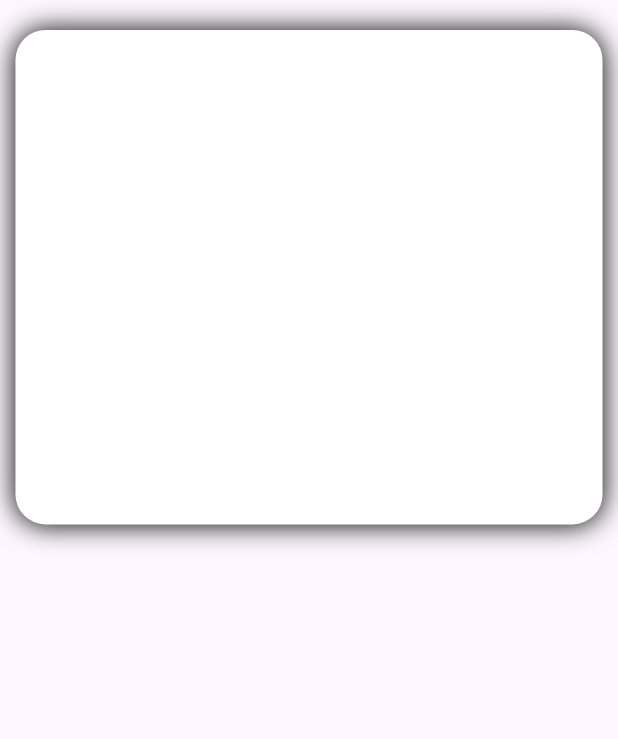
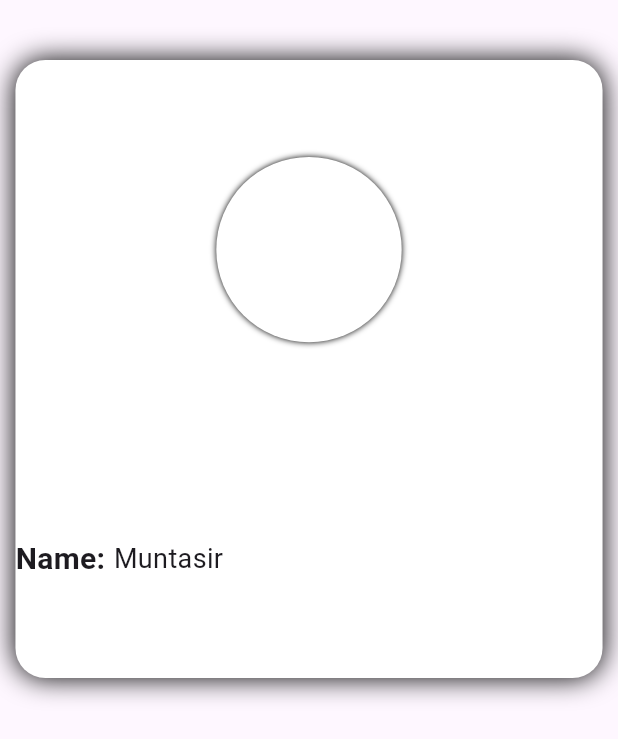
Before and after one commit to MdMuntasir/User_Data_Handle, a Flutter app: the DashBoard screen opened directly, on a phone screen of 412 x 824 dp. Shown: the top 739 px of the screen. Run offline on Flutter 3.47's test engine with Material 3 defaults, Android fonts, the phone set to English and light mode, and no system bars; our stand-ins replace cloud_firestore, firebase_auth, firebase_core; accounts and stored records are empty.

```diff
--- a/lib/DashBoardPage.dart
+++ b/lib/DashBoardPage.dart
@@ -1,5 +1,11 @@
+
+import 'package:cloud_firestore/cloud_firestore.dart';
+import 'package:firebase_auth/firebase_auth.dart';
+import 'package:firebase_core/firebase_core.dart';
 import 'package:flutter/cupertino.dart';
 import 'package:flutter/material.dart';
+import 'package:user_handle/UserInformation.dart';
+import 'package:user_handle/Widgets/UIHelper.dart';
 
 class DashBoard extends StatefulWidget {
   const DashBoard({super.key});
@@ -9,34 +15,83 @@ class DashBoard extends StatefulWidget {
 }
 
 class _DashBoardState extends State<DashBoard> {
-  String name = "", age = "", height = "", weight = "", email = "", picture ="";
-
+  String name = "Muntasir",
+      age = "20",
+      height = "184.5cm",
+      weight = "67kg",
+      email = "",
+      picture = "",
+      description = "";
+  List info = ["Test1", "Test2"];
+  List<Text> userinfo = [];
+  bool isEdit = false;
+  final user = FirebaseAuth.instance.currentUser;
 
   @override
   Widget build(BuildContext context) {
     double w = MediaQuery.of(context).size.width,
         h = MediaQuery.of(context).size.height;
 
+    TextEditingController nameController = TextEditingController();
+    TextEditingController ageController = TextEditingController();
+    TextEditingController heightController = TextEditingController();
+    TextEditingController weightController = TextEditingController();
+
+
+
+
+
+    info.forEach((element) {
+      if (userinfo.length < info.length) {
+        userinfo.add(Text(
+          element,
+          style: TextStyle(fontSize: 20, fontWeight: FontWeight.bold),
+        ));
+      }
+    });
+
+    Column UserInfo = Column(
+      mainAxisAlignment: MainAxisAlignment.spaceEvenly,
+      children: [
+        Container(
+          height: w * .3,
+          width: w * .3,
+          decoration: BoxDecoration(
+              shape: BoxShape.circle,
+              boxShadow: [
+                BoxShadow(
+                  blurRadius: 3,
+                )
+              ],
+              color: Colors.white),
+        ),
+        SizedBox(
+          height: h * .001,
+        ),
+        UiHelper.DashboardText(
+            context, nameController, "Name", "Muntasir", isEdit)
+      ],
+    );
+
     return Scaffold(
         body: Column(
       crossAxisAlignment: CrossAxisAlignment.center,
       children: [
         Padding(
-            padding: const EdgeInsets.only(top: 20),
+          padding: const EdgeInsets.symmetric(vertical: 40, horizontal: 10),
           child: Center(
             child: Container(
-                height: h*.4,
-                width: w*.95,
+                height: h * .5,
+                width: w * .95,
                 decoration: BoxDecoration(
                     color: Colors.white,
                     borderRadius: BorderRadius.circular(20),
-                  boxShadow: [BoxShadow(blurRadius: 15,spreadRadius: 0)]
+                    boxShadow: [BoxShadow(blurRadius: 15, spreadRadius: 0)]),
+                child: UserInfo),
           ),
         ),
-            ),
-          )
+        SizedBox(height: 20),
       ],
-      )
-    );
+    ));
   }
 }
--- a/lib/Widgets/UIHelper.dart
+++ b/lib/Widgets/UIHelper.dart
@@ -1,18 +1,21 @@
 import 'package:flutter/material.dart';
 
 class UiHelper{
-    static CustomTextField(TextEditingController controller, String text, IconData iconData, bool toHide){
+    static CustomTextField(TextEditingController controller, String text, double width, IconData? iconData, bool toHide){
         return Padding(
-          padding: const EdgeInsets.symmetric(vertical: 20, horizontal: 20),
+          padding: const EdgeInsets.symmetric(vertical: 15, horizontal: 15),
+          child: SizedBox(
+              width: width,
             child: TextField(
                 controller: controller,
                 obscureText: toHide,
                 decoration: InputDecoration(
                     hintText: text,
-                  suffixIcon: Icon(iconData),
+                    suffixIcon: iconData!=null? Icon(iconData): null,
                     border: OutlineInputBorder(
                         borderRadius: BorderRadius.circular(25)
                     )
+                ),
             ),
           ),
         );
@@ -48,4 +51,30 @@ class UiHelper{
         );
         return ScaffoldMessenger.of(context).showSnackBar(message);
     }
+
+    static DashboardText(BuildContext context,TextEditingController controller, String key,String value, bool isEdit){
+      double w = MediaQuery.of(context).size.width;
+      return Row(
+        children: [
+          Text(key + ": ",
+            style: TextStyle(
+              fontWeight: FontWeight.bold,
+              fontSize: 20
+            ),),
+          SizedBox(width: w*.001,),
+          isEdit ? TextField(
+            controller: controller,
+            decoration: InputDecoration(
+              border: InputBorder.none,
+              // hintText: hint,
+              counterText: value
+            ),
+          ) : Text(
+            value,
+            style: TextStyle(
+              fontSize: 18
+            ),),
+        ],
+      );
     }
+}
--- a/lib/loginPage.dart
+++ b/lib/loginPage.dart
@@ -48,8 +48,8 @@ class _LoginPageState extends State<LoginPage> {
       body: Column(
         mainAxisAlignment: MainAxisAlignment.center,
         children: [
-          UiHelper.CustomTextField(emailController, "Enter email address", Icons.mail, false),
-          UiHelper.CustomTextField(passController, "Enter password", Icons.password, true),
+          UiHelper.CustomTextField(emailController, "Enter email address", w*.8, Icons.mail, false),
+          UiHelper.CustomTextField(passController, "Enter password", w*.8 , Icons.password, true),
           UiHelper.customButton(login, "Login" , 50, 200),
           SizedBox(height: h*.015),
           Row(
--- a/pubspec.yaml
+++ b/pubspec.yaml
@@ -37,6 +37,7 @@ dependencies:
   cupertino_icons: ^1.0.6
   firebase_core: ^2.27.1
   firebase_auth: ^4.17.9
+  cloud_firestore: ^4.15.9
 
 dev_dependencies:
   flutter_test:
```
Also changed, not shown: lib/UserInformation.dart (added, +39 -0 lines), lib/main.dart (+5 -2 lines), lib/signUpPage.dart (+34 -7 lines), pubspec.lock. Lines whose indentation alone changed are shown as unchanged.
